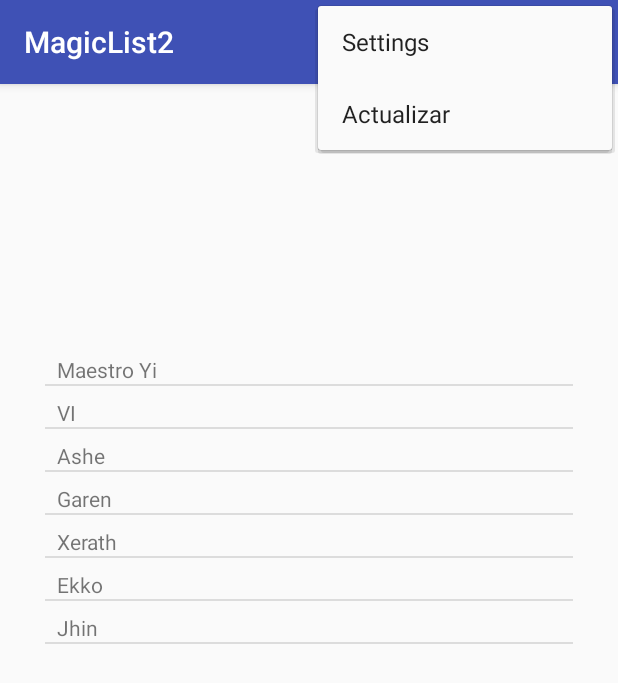
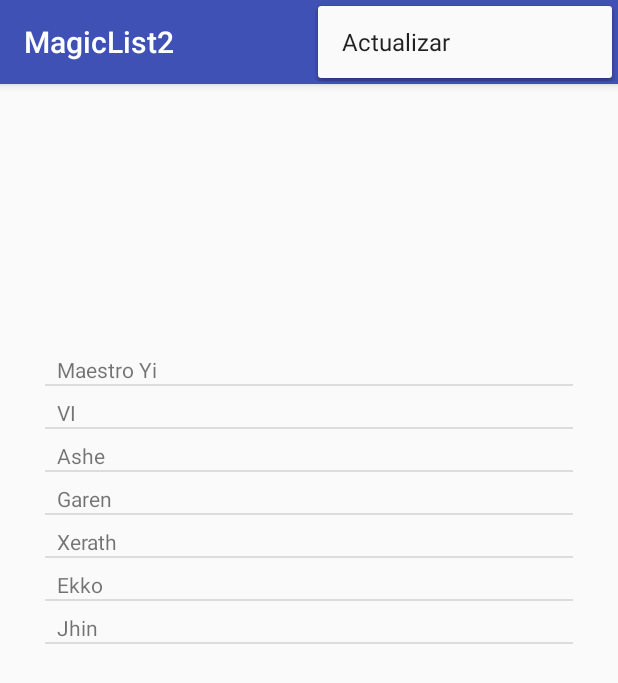
Before and after one commit to CristianJRamirez/MagicList2, an Android app: the screen it shows after launch (MainActivity), with the options menu open, on a phone screen of 412 x 824 dp. Shown: the top 683 px of the screen. Run offline under Robolectric (Android 15) with nearby library versions, the phone set to English and light mode, and no system bars.

Commit message:
quitamos el boton setting del menu

```diff
--- a/app/src/main/java/a45858000w/magiclist2/MainActivity.java
+++ b/app/src/main/java/a45858000w/magiclist2/MainActivity.java
@@ -27,7 +27,7 @@ public class MainActivity extends AppCompatActivity {
         return true;
     }
 
-    @Override
+   /* @Override
     public boolean onOptionsItemSelected(MenuItem item) {
         // Handle action bar item clicks here. The action bar will
         // automatically handle clicks on the Home/Up button, so long
@@ -35,10 +35,10 @@ public class MainActivity extends AppCompatActivity {
         int id = item.getItemId();
 
         //noinspection SimplifiableIfStatement
-        if (id == R.id.action_settings) {
+        if (id == R.id.listaCartas) {
             return true;
         }
 
         return super.onOptionsItemSelected(item);
-    }
+    }*/
 }
--- a/app/src/main/res/menu/menu_main.xml
+++ b/app/src/main/res/menu/menu_main.xml
@@ -2,9 +2,9 @@
     xmlns:app="http://schemas.android.com/apk/res-auto"
     xmlns:tools="http://schemas.android.com/tools"
     tools:context="a45858000w.magiclist2.MainActivity">
-    <item
+   <!-- <item
         android:id="@+id/action_settings"
         android:orderInCategory="100"
         android:title="@string/action_settings"
-        app:showAsAction="never" />
+        app:showAsAction="never" />-->
 </menu>
```
